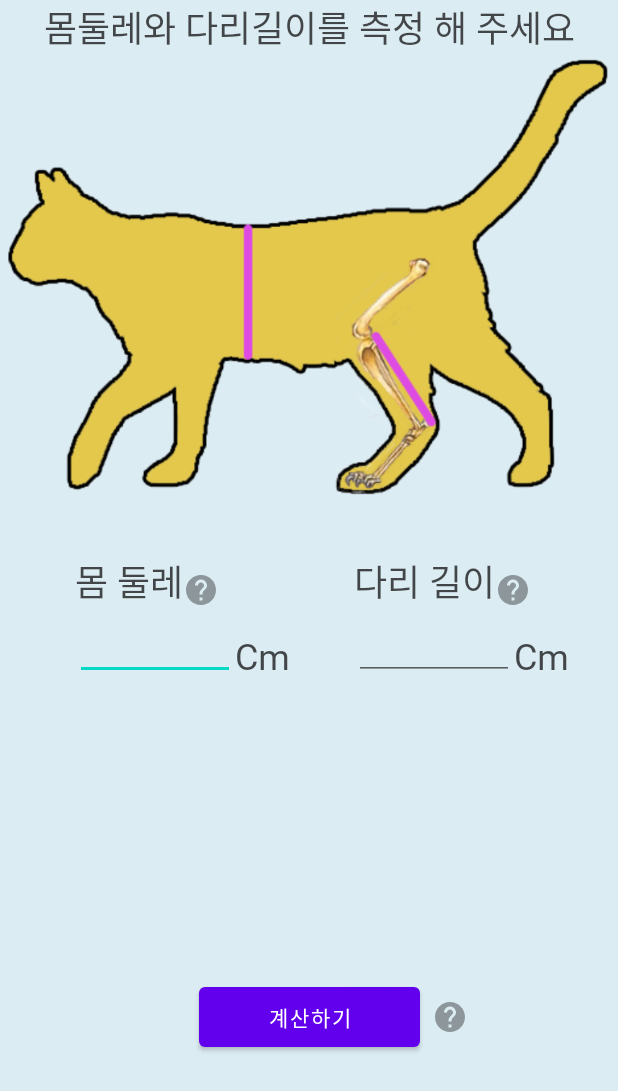
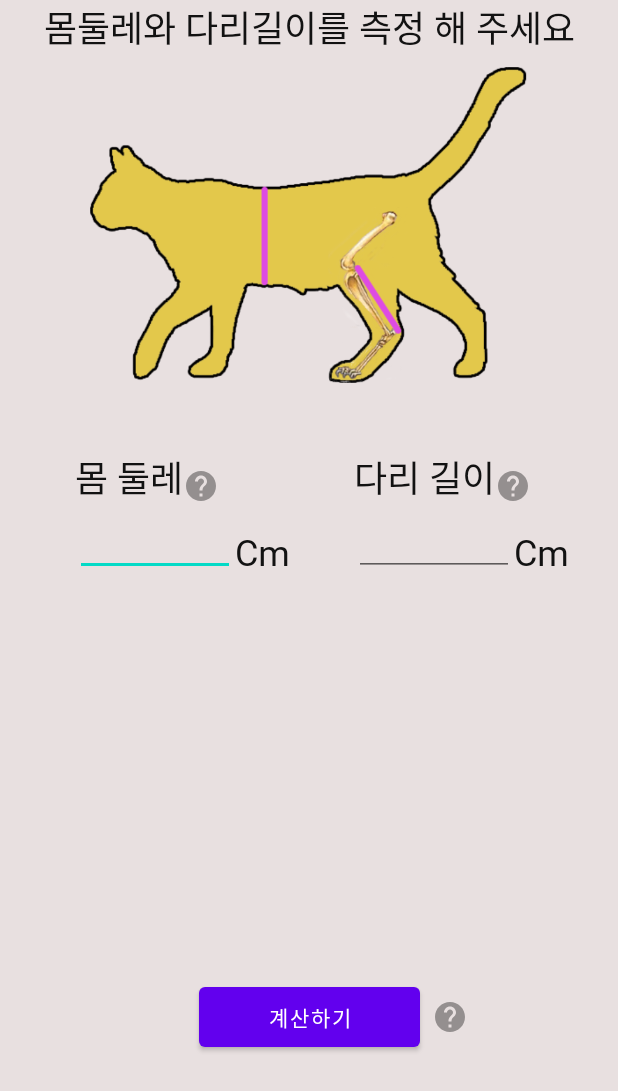
Before and after one commit to BIKMIM/Cat_Body, an Android app: the MainActivity screen opened directly, with no data from a screen before it, on a phone screen of 412 x 824 dp. Shown: the top 1091 px of the screen. Run offline under Robolectric (Android 15) with nearby library versions, the phone set to English and light mode, and no system bars; our stand-ins replace AdMob.

Commit message:
냥바디 v0.3 자잘 한 버그수정하고 다크모드에서 글씨가 배경에 가려져서 안 보이는등 색상 약간 수정한 뒤 플레이스토어에 등록신청했음.

```diff
--- a/app/build.gradle
+++ b/app/build.gradle
@@ -10,7 +10,7 @@ android {
         applicationId "com.bikmim.cat_body"
         minSdk 26
         targetSdk 31
-        versionCode 1
+        versionCode 3
         versionName "1.0"
 
         testInstrumentationRunner "androidx.test.runner.AndroidJUnitRunner"
--- a/app/src/main/res/layout/activity_main.xml
+++ b/app/src/main/res/layout/activity_main.xml
@@ -4,7 +4,7 @@
     xmlns:tools="http://schemas.android.com/tools"
     android:layout_width="match_parent"
     android:layout_height="match_parent"
-    android:background="#DCECF3"
+    android:background="@color/Background"
     tools:context=".MainActivity">
 
     <TextView
@@ -13,7 +13,7 @@
         android:layout_height="wrap_content"
         android:fontFamily="@font/goyang"
         android:text="@string/main_measure_body_comment"
-        android:textColor="#B3000000"
+        android:textColor="@color/OnSurface"
         android:textSize="24sp"
         app:layout_constraintEnd_toEndOf="parent"
         app:layout_constraintStart_toStartOf="parent"
@@ -21,12 +21,12 @@
 
     <ImageView
         android:id="@+id/catBoneImg"
-        android:layout_width="wrap_content"
-        android:layout_height="wrap_content"
+        android:layout_width="300dp"
+        android:layout_height="300dp"
         android:src="@drawable/catboneimg"
         app:layout_constraintEnd_toEndOf="parent"
         app:layout_constraintStart_toStartOf="parent"
-        app:layout_constraintTop_toTopOf="parent"/>
+        app:layout_constraintTop_toTopOf="parent" />
 
 
     <TextView
@@ -36,7 +36,7 @@
         android:layout_marginEnd="32dp"
         android:fontFamily="@font/goyang"
         android:text="@string/body_measure"
-        android:textColor="#B3000000"
+        android:textColor="@color/OnSurface"
         android:textSize="24sp"
         app:layout_constraintEnd_toStartOf="@+id/tvMainLegMeasure"
         app:layout_constraintHorizontal_bias="0.5"
@@ -49,7 +49,7 @@
         android:layout_height="wrap_content"
         android:fontFamily="@font/goyang"
         android:text="@string/centimeter"
-        android:textColor="#B3000000"
+        android:textColor="@color/OnSurface"
         android:textSize="24sp"
         app:layout_constraintBottom_toBottomOf="@+id/etBodyMeasure"
         app:layout_constraintStart_toEndOf="@+id/etBodyMeasure" />
@@ -60,7 +60,7 @@
         android:layout_height="wrap_content"
         android:fontFamily="@font/goyang"
         android:text="@string/centimeter"
-        android:textColor="#B3000000"
+        android:textColor="@color/OnSurface"
         android:textSize="24sp"
         app:layout_constraintBottom_toBottomOf="@+id/etLegMeasure"
         app:layout_constraintStart_toEndOf="@+id/etLegMeasure" />
@@ -73,7 +73,7 @@
         android:layout_marginEnd="32dp"
         android:fontFamily="@font/goyang"
         android:text="@string/leg_measure"
-        android:textColor="#B3000000"
+        android:textColor="@color/OnSurface"
         android:textSize="24sp"
         app:layout_constraintEnd_toEndOf="parent"
         app:layout_constraintHorizontal_bias="0.5"
@@ -89,7 +89,7 @@
         android:minHeight="48dp"
         android:selectAllOnFocus="true"
         app:layout_constraintStart_toStartOf="@+id/tvMainBodyMeasure"
-        app:layout_constraintTop_toBottomOf="@+id/tvMainBodyMeasure"/>
+        app:layout_constraintTop_toBottomOf="@+id/tvMainBodyMeasure" />
 
     <EditText
         android:id="@+id/etLegMeasure"
@@ -100,7 +100,7 @@
         android:minHeight="48dp"
         android:selectAllOnFocus="true"
         app:layout_constraintStart_toStartOf="@+id/tvMainLegMeasure"
-        app:layout_constraintTop_toBottomOf="@+id/tvMainLegMeasure"/>
+        app:layout_constraintTop_toBottomOf="@+id/tvMainLegMeasure" />
 
     <Button
         android:id="@+id/calcBtn"
@@ -119,7 +119,7 @@
         android:tooltipText="@string/bodyMeasureTooltipText"
         app:layout_constraintBottom_toBottomOf="@+id/tvMainBodyMeasure"
         app:layout_constraintStart_toEndOf="@+id/tvMainBodyMeasure"
-        app:srcCompat="@drawable/ic_baseline_help_24"/>
+        app:srcCompat="@drawable/ic_baseline_help_24" />
 
     <ImageView
         android:id="@+id/legMeasureHelp"
@@ -128,7 +128,7 @@
         android:tooltipText="@string/legMeasureTooltipText"
         app:layout_constraintBottom_toBottomOf="@+id/tvMainLegMeasure"
         app:layout_constraintStart_toEndOf="@+id/tvMainLegMeasure"
-        app:srcCompat="@drawable/ic_baseline_help_24"/>
+        app:srcCompat="@drawable/ic_baseline_help_24" />
 
     <ImageView
         android:id="@+id/formulaHelp"
@@ -150,6 +150,6 @@
         app:adUnitId="ca-app-pub-7579247174586304/2523768206"
         app:layout_constraintBottom_toBottomOf="parent"
         app:layout_constraintEnd_toEndOf="parent"
-        app:layout_constraintStart_toStartOf="parent"/>
+        app:layout_constraintStart_toStartOf="parent" />
 
 </androidx.constraintlayout.widget.ConstraintLayout>
--- a/app/src/main/res/layout/activity_splash.xml
+++ b/app/src/main/res/layout/activity_splash.xml
@@ -4,7 +4,7 @@
     xmlns:tools="http://schemas.android.com/tools"
     android:layout_width="match_parent"
     android:layout_height="match_parent"
-    android:background="#DCECF3"
+    android:background="@color/Surface"
     tools:context=".SplashActivity">
 
     <TextView
@@ -14,7 +14,7 @@
         android:layout_marginTop="32dp"
         android:fontFamily="@font/singleday"
         android:text="@string/splash_title"
-        android:textColor="#CC000000"
+        android:textColor="@color/OnSurface"
         android:textSize="40sp"
         android:textStyle="bold"
         app:layout_constraintEnd_toEndOf="parent"
@@ -28,6 +28,7 @@
         android:layout_marginBottom="50dp"
         android:text="@string/GoBtn"
         android:textSize="34sp"
+        android:textColor="@color/Surface"
         app:layout_constraintBottom_toBottomOf="parent"
         app:layout_constraintEnd_toEndOf="parent"
         app:layout_constraintStart_toStartOf="parent" />
--- /dev/null
+++ b/app/src/main/res/values-night/colors.xml
@@ -0,0 +1,15 @@
+<?xml version="1.0" encoding="utf-8"?>
+<resources>
+    <color name="Primary">#BB86FC</color>
+    <color name="PrimaryVariant">#3700B3</color>
+    <color name="Secondary">#03DAC6</color>
+    <color name="SecondaryVariant">#018786</color>
+    <color name="Background">#121212</color>
+    <color name="Surface">#121212</color>
+    <color name="Error">#CF6679</color>
+    <color name="OnPrimary">#000000</color>
+    <color name="OnSecondary">#000000</color>
+    <color name="OnBackground">#FFFFFF</color>
+    <color name="OnSurface">#99FFFFFF</color>
+    <color name="OnError">#000000</color>
+</resources>
--- a/app/src/main/res/values-night/themes.xml
+++ b/app/src/main/res/values-night/themes.xml
@@ -3,13 +3,13 @@
     <style name="Theme.Cat_body" parent="Theme.MaterialComponents.DayNight.DarkActionBar">
         <!-- Primary brand color. -->
         <item name="windowNoTitle">true</item>
-        <item name="colorPrimary">@color/purple_200</item>
-        <item name="colorPrimaryVariant">@color/purple_700</item>
-        <item name="colorOnPrimary">@color/black</item>
+        <item name="colorPrimary">@color/Primary</item>
+        <item name="colorPrimaryVariant">@color/PrimaryVariant</item>
+        <item name="colorOnPrimary">@color/OnPrimary</item>
         <!-- Secondary brand color. -->
-        <item name="colorSecondary">@color/teal_200</item>
-        <item name="colorSecondaryVariant">@color/teal_200</item>
-        <item name="colorOnSecondary">@color/black</item>
+        <item name="colorSecondary">@color/Secondary</item>
+        <item name="colorSecondaryVariant">@color/SecondaryVariant</item>
+        <item name="colorOnSecondary">@color/OnSecondary</item>
         <!-- Status bar color. -->
         <item name="android:statusBarColor" tools:targetApi="l">?attr/colorPrimaryVariant</item>
         <!-- Customize your theme here. -->
--- a/app/src/main/res/values/colors.xml
+++ b/app/src/main/res/values/colors.xml
@@ -1,10 +1,16 @@
 <?xml version="1.0" encoding="utf-8"?>
 <resources>
-    <color name="purple_200">#FFBB86FC</color>
-    <color name="purple_500">#FF6200EE</color>
-    <color name="purple_700">#FF3700B3</color>
-    <color name="teal_200">#FF03DAC5</color>
-    <color name="teal_700">#FF018786</color>
-    <color name="black">#FF000000</color>
-    <color name="white">#FFFFFFFF</color>
+
+    <color name="Primary">#6200EE</color>
+    <color name="PrimaryVariant">#3700B3</color>
+    <color name="Secondary">#03DAC6</color>
+    <color name="SecondaryVariant">#018786</color>
+    <color name="Background">#E8E0E0</color>
+    <color name="Surface">#FFFFFF</color>
+    <color name="Error">#B00020</color>
+    <color name="OnPrimary">#FFFFFF</color>
+    <color name="OnSecondary">#000000</color>
+    <color name="OnBackground">#000000</color>
+    <color name="OnSurface">#121212</color>
+    <color name="OnError">#FFFFFF</color>
 </resources>
--- a/app/src/main/res/values/themes.xml
+++ b/app/src/main/res/values/themes.xml
@@ -3,13 +3,13 @@
     <style name="Theme.Cat_body" parent="Theme.MaterialComponents.DayNight.DarkActionBar">
         <!-- Primary brand color. -->
         <item name="windowNoTitle">true</item>
-        <item name="colorPrimary">@color/purple_500</item>
-        <item name="colorPrimaryVariant">@color/purple_700</item>
-        <item name="colorOnPrimary">@color/white</item>
+        <item name="colorPrimary">@color/Primary</item>
+        <item name="colorPrimaryVariant">@color/PrimaryVariant</item>
+        <item name="colorOnPrimary">@color/OnPrimary</item>
         <!-- Secondary brand color. -->
-        <item name="colorSecondary">@color/teal_200</item>
-        <item name="colorSecondaryVariant">@color/teal_700</item>
-        <item name="colorOnSecondary">@color/black</item>
+        <item name="colorSecondary">@color/Secondary</item>
+        <item name="colorSecondaryVariant">@color/SecondaryVariant</item>
+        <item name="colorOnSecondary">@color/OnSecondary</item>
         <!-- Status bar color. -->
         <item name="android:statusBarColor" tools:targetApi="l">?attr/colorPrimaryVariant</item>
         <!-- Customize your theme here. -->
```
Also changed, not shown: app/src/main/res/layout/activity_result1.xml (+22 -15 lines), app/src/main/res/layout/activity_result2.xml (+24 -17 lines), app/src/main/res/layout/activity_result3.xml (+24 -17 lines), app/src/main/res/layout/activity_result4.xml (+23 -17 lines), app/src/main/res/layout/activity_result5.xml (+24 -17 lines), app/src/main/res/layout/activity_result6.xml (+23 -17 lines), app/src/main/res/layout/activity_result7.xml (+24 -17 lines), app/src/main/res/layout/activity_result8.xml (+24 -17 lines), app/src/main/res/layout/activity_result9.xml (+24 -17 lines), 1 other file.
